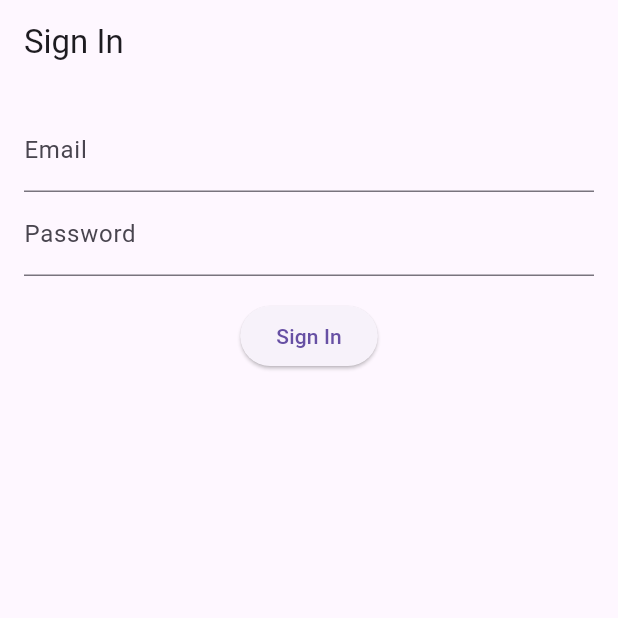
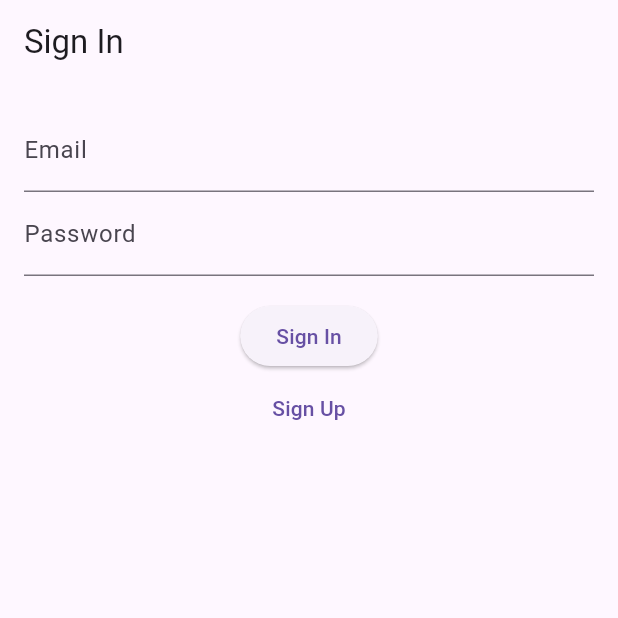
Before and after one commit to VICTOR-JEON-1998/Dev_with_AI, a Flutter app: the screen it shows after launch, on a phone screen of 412 x 824 dp, the top half of it. Run offline on Flutter 3.47's test engine with Material 3 defaults, Android fonts, the phone set to English and light mode, and no system bars; our stand-ins replace dio, flutter_riverpod, go_router; missing offline and left inert: zod.

```diff
--- /dev/null
+++ b/frontend/lib/features/auth/sign_in_page.dart
@@ -0,0 +1,66 @@
+import 'package:flutter/material.dart';
+import 'package:flutter_riverpod/flutter_riverpod.dart';
+import 'package:go_router/go_router.dart';
+import 'package:zod/zod.dart';
+
+import '../../providers/providers.dart';
+
+class SignInPage extends ConsumerWidget {
+  const SignInPage({super.key});
+
+  @override
+  Widget build(BuildContext context, WidgetRef ref) {
+    final router = GoRouter.of(context);
+    final emailController = TextEditingController();
+    final passwordController = TextEditingController();
+    final schema = Zod.object({
+      'email': Zod.string().email(),
+      'password': Zod.string().min(6),
+    });
+
+    return Scaffold(
+      appBar: AppBar(
+        title: const Text('Sign In'),
+        leading: router.canPop() ? BackButton(onPressed: router.pop) : null,
+      ),
+      body: Padding(
+        padding: const EdgeInsets.all(16),
+        child: Column(
+          children: [
+            TextField(
+              controller: emailController,
+              decoration: const InputDecoration(labelText: 'Email'),
+            ),
+            TextField(
+              controller: passwordController,
+              decoration: const InputDecoration(labelText: 'Password'),
+              obscureText: true,
+            ),
+            const SizedBox(height: 16),
+            ElevatedButton(
+              onPressed: () {
+                final result = schema.safeParse({
+                  'email': emailController.text,
+                  'password': passwordController.text,
+                });
+                if (result.success) {
+                  ref.read(authTokenProvider.notifier).state = 'token';
+                  router.go('/home');
+                } else {
+                  ScaffoldMessenger.of(context).showSnackBar(
+                    const SnackBar(content: Text('Invalid credentials')),
+                  );
+                }
+              },
+              child: const Text('Sign In'),
+            ),
+            TextButton(
+              onPressed: () => router.go('/signup'),
+              child: const Text('Sign Up'),
+            )
+          ],
+        ),
+      ),
+    );
+  }
+}
--- a/frontend/lib/main.dart
+++ b/frontend/lib/main.dart
@@ -1,6 +1,13 @@
 import 'package:flutter/material.dart';
 import 'package:flutter_riverpod/flutter_riverpod.dart';
 import 'package:go_router/go_router.dart';
+
+import 'features/auth/sign_in_page.dart';
+import 'features/auth/sign_up_page.dart';
+import 'features/groups/group_list_page.dart';
+import 'features/groups/group_create_page.dart';
+import 'features/groups/group_join_page.dart';
+import 'providers/providers.dart';
 
 void main() {
   runApp(const ProviderScope(child: PBApp()));
@@ -8,55 +15,21 @@ void main() {
 
 final router = GoRouter(initialLocation: '/', routes: [
   GoRoute(path: '/', builder: (context, state) => const SignInPage()),
-  GoRoute(path: '/home', builder: (context, state) => const HomePage()),
+  GoRoute(path: '/signup', builder: (context, state) => const SignUpPage()),
+  GoRoute(path: '/home', builder: (context, state) => const GroupListPage()),
+  GoRoute(path: '/groups/create', builder: (context, state) => const GroupCreatePage()),
+  GoRoute(path: '/groups/join', builder: (context, state) => const GroupJoinPage()),
 ]);
 
-class PBApp extends StatelessWidget {
+class PBApp extends ConsumerWidget {
   const PBApp({super.key});
 
   @override
-  Widget build(BuildContext context) {
+  Widget build(BuildContext context, WidgetRef ref) {
+    ref.read(dioProvider);
     return MaterialApp.router(
       routerConfig: router,
       title: 'Private Board',
     );
   }
 }
-
-class SignInPage extends ConsumerWidget {
-  const SignInPage({super.key});
-
-  @override
-  Widget build(BuildContext context, WidgetRef ref) {
-    final emailController = TextEditingController();
-    final passwordController = TextEditingController();
-    return Scaffold(
-      appBar: AppBar(title: const Text('Sign In')),
-      body: Padding(
-        padding: const EdgeInsets.all(16),
-        child: Column(children: [
-          TextField(controller: emailController, decoration: const InputDecoration(labelText: 'Email')),
-          TextField(controller: passwordController, decoration: const InputDecoration(labelText: 'Password'), obscureText: true),
-          const SizedBox(height: 16),
-          ElevatedButton(
-            onPressed: () {
-              router.go('/home');
-            },
-            child: const Text('Sign In'),
-          )
-        ]),
-      ),
-    );
-  }
-}
-
-class HomePage extends StatelessWidget {
-  const HomePage({super.key});
-
-  @override
-  Widget build(BuildContext context) {
-    return const Scaffold(
-      body: Center(child: Text('Welcome to Private Board')),
-    );
-  }
-}
--- a/frontend/pubspec.yaml
+++ b/frontend/pubspec.yaml
@@ -9,6 +9,8 @@ dependencies:
     sdk: flutter
   flutter_riverpod: ^2.4.0
   go_router: ^13.0.0
+  dio: ^5.4.0
+  zod: ^0.0.1
 dev_dependencies:
   flutter_test:
     sdk: flutter
```
Also changed, not shown: frontend/lib/features/auth/sign_up_page.dart (added, +62 -0 lines), frontend/lib/features/groups/group_create_page.dart (added, +50 -0 lines), frontend/lib/features/groups/group_join_page.dart (added, +50 -0 lines), frontend/lib/features/groups/group_list_page.dart (added, +50 -0 lines), frontend/lib/providers/providers.dart (added, +32 -0 lines).
